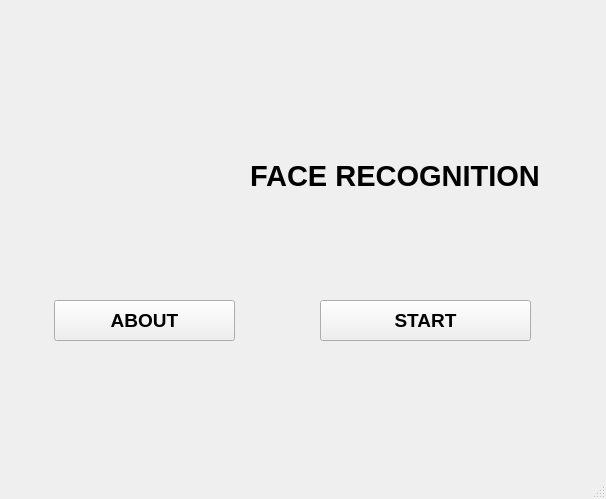
Qt form UI FILES/face recognition.ui (sivasurya16/Face-detection-system) before a commit.
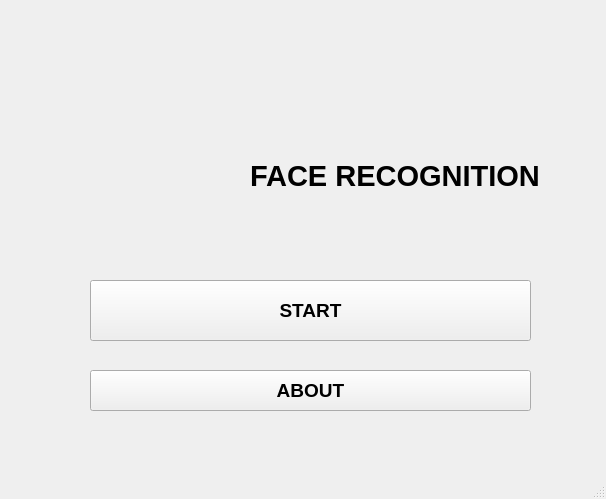
The same form after that commit. Icons and pictures are not drawn.

What changed in the file:
```diff
--- a/UI FILES/face recognition.ui
+++ b/UI FILES/face recognition.ui
@@ -62,10 +62,10 @@
    <widget class="QPushButton" name="pushButton">
     <property name="geometry">
      <rect>
-      <x>320</x>
-      <y>300</y>
-      <width>211</width>
-      <height>41</height>
+      <x>90</x>
+      <y>280</y>
+      <width>441</width>
+      <height>61</height>
      </rect>
     </property>
     <property name="font">
@@ -82,9 +82,9 @@
    <widget class="QPushButton" name="pushButton_2">
     <property name="geometry">
      <rect>
-      <x>54</x>
-      <y>300</y>
-      <width>181</width>
+      <x>90</x>
+      <y>370</y>
+      <width>441</width>
       <height>41</height>
      </rect>
     </property>
```
Left out of the diff: 14 changed lines with no effect on the pictures.
